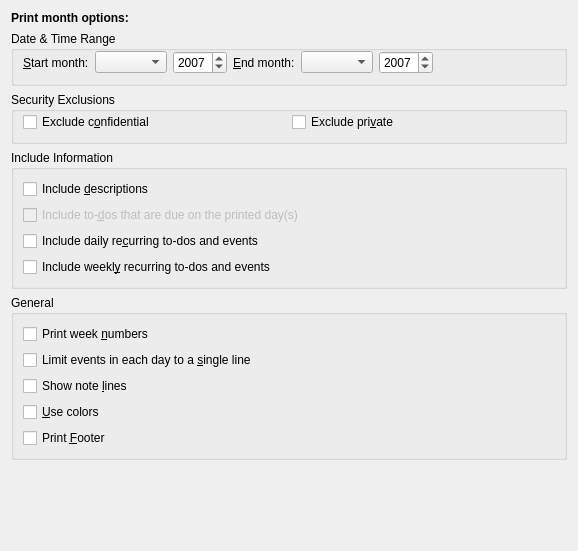
Old version of the form src/printing/calprintmonthconfig_base.ui in the repository KDE/calendarsupport.
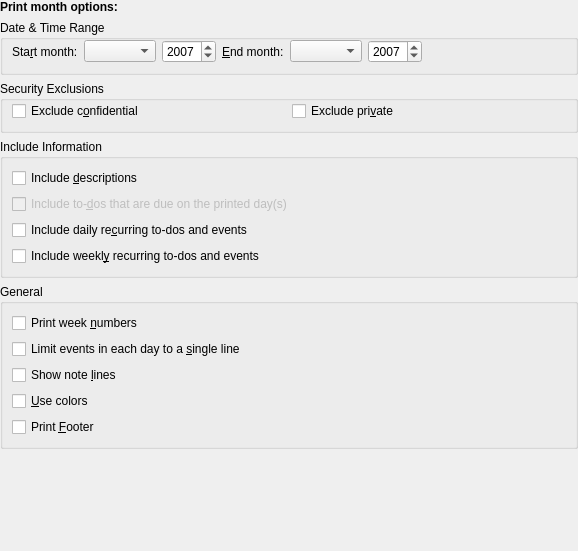
New version of the form. Custom widgets are drawn as their Qt base class.

Commit message: Remove double margin

Patch:
```diff
--- a/src/printing/calprintmonthconfig_base.ui
+++ b/src/printing/calprintmonthconfig_base.ui
@@ -13,6 +13,18 @@
    </rect>
   </property>
   <layout class="QGridLayout" name="gridLayout">
+   <property name="leftMargin">
+    <number>0</number>
+   </property>
+   <property name="topMargin">
+    <number>0</number>
+   </property>
+   <property name="rightMargin">
+    <number>0</number>
+   </property>
+   <property name="bottomMargin">
+    <number>0</number>
+   </property>
    <item row="0" column="0">
     <widget class="QLabel" name="label">
      <property name="text">
@@ -50,7 +62,7 @@
          <string>When you want to print more months at once, you can define a month range. This option defines the first month to be printed. Use the option &lt;i&gt;End month&lt;/i&gt; to define the last month in this range.</string>
         </property>
         <property name="text">
-         <string>&amp;Start month:</string>
+         <string>Sta&amp;rt month:</string>
         </property>
         <property name="buddy">
          <cstring>mToMonth</cstring>
```
Left out of the diff: 12 changed lines with no effect on the pictures. The commit also changes 6 other files.
